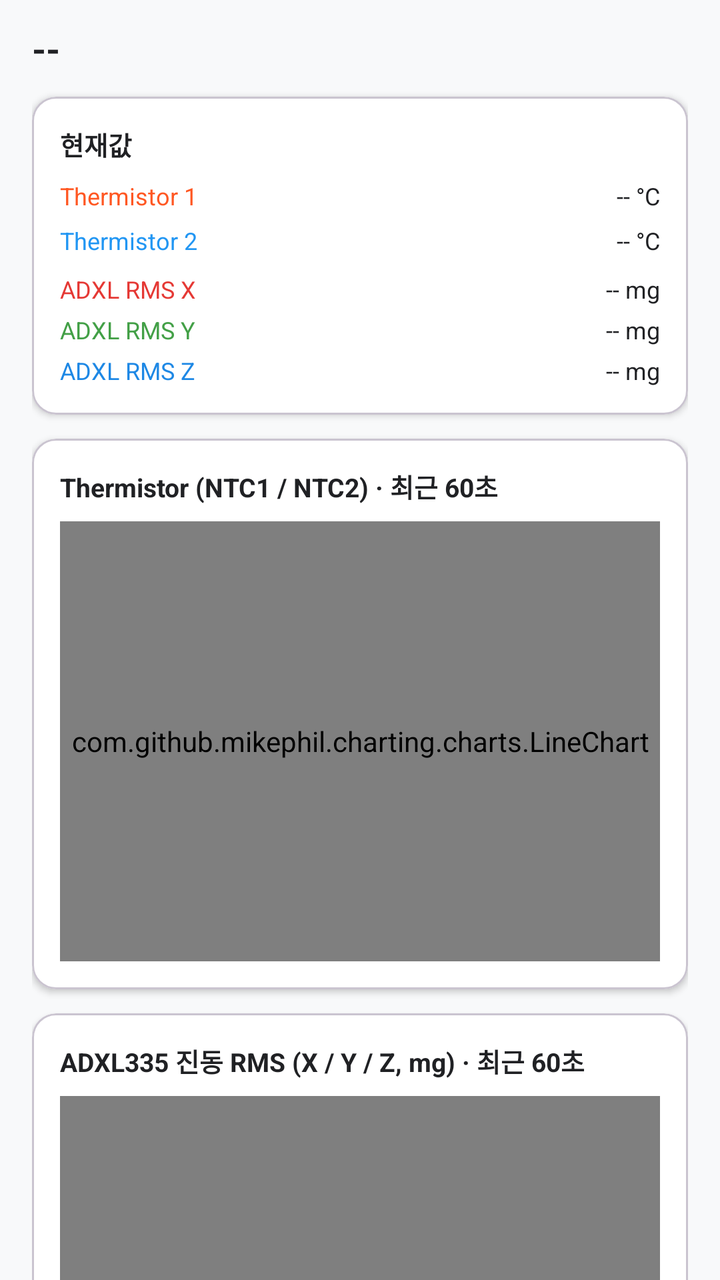
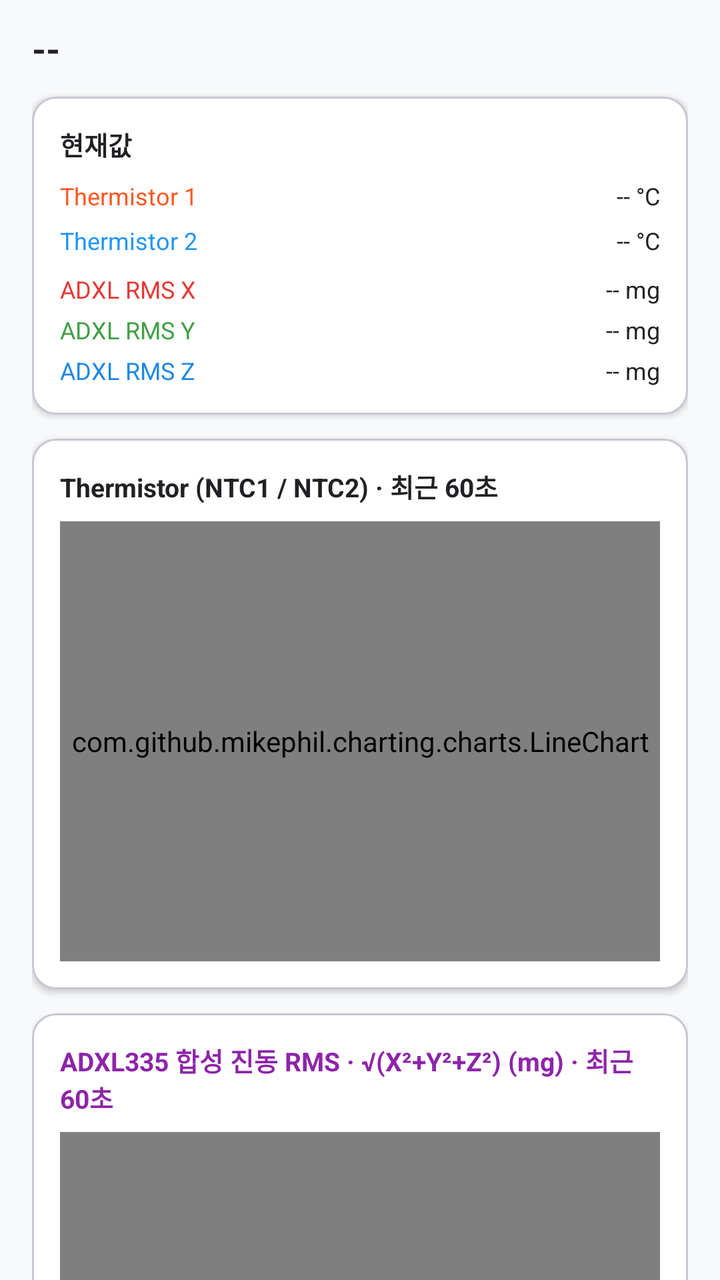

Before-and-after screenshots of an Android layout around one commit, followed by the original layout XML and the change that was made.
<!-- AndroidManifest.xml: application theme Theme.IN_GPS -->
<!-- res/layout/fragment_sensor_detail_test.xml -->
<?xml version="1.0" encoding="utf-8"?>
<androidx.core.widget.NestedScrollView
    xmlns:android="http://schemas.android.com/apk/res/android"
    xmlns:app="http://schemas.android.com/apk/res-auto"
    android:layout_width="match_parent"
    android:layout_height="match_parent"
    android:background="@color/color_surface"
    android:clipToPadding="false"
    android:paddingBottom="16dp">

    <LinearLayout
        android:layout_width="match_parent"
        android:layout_height="wrap_content"
        android:orientation="vertical"
        android:paddingHorizontal="16dp"
        android:paddingTop="12dp">

        
        <LinearLayout
            android:layout_width="match_parent"
            android:layout_height="wrap_content"
            android:orientation="horizontal"
            android:gravity="center_vertical"
            android:layout_marginBottom="12dp">

            <TextView
                android:id="@+id/tv_device_id"
                android:layout_width="0dp"
                android:layout_height="wrap_content"
                android:layout_weight="1"
                android:text="--"
                android:textColor="@color/color_text_primary"
                android:textSize="18sp"
                android:textStyle="bold" />

            <TextView
                android:id="@+id/tv_last_update"
                android:layout_width="wrap_content"
                android:layout_height="wrap_content"
                android:text=""
                android:textColor="@color/color_text_secondary"
                android:textSize="11sp" />
        </LinearLayout>

        
        <com.google.android.material.card.MaterialCardView
            android:layout_width="match_parent"
            android:layout_height="wrap_content"
            android:layout_marginBottom="12dp"
            app:cardCornerRadius="12dp"
            app:cardBackgroundColor="@color/color_card_bg"
            app:cardElevation="2dp">

            <LinearLayout
                android:layout_width="match_parent"
                android:layout_height="wrap_content"
                android:orientation="vertical"
                android:padding="14dp">

                <TextView
                    android:layout_width="match_parent"
                    android:layout_height="wrap_content"
                    android:text="현재값"
                    android:textColor="@color/color_text_primary"
                    android:textStyle="bold"
                    android:textSize="13sp"
                    android:layout_marginBottom="8dp" />

                
                <LinearLayout
                    android:layout_width="match_parent"
                    android:layout_height="wrap_content"
                    android:orientation="horizontal"
                    android:layout_marginBottom="6dp">

                    <TextView
                        android:layout_width="0dp"
                        android:layout_height="wrap_content"
                        android:layout_weight="1"
                        android:text="Thermistor 1"
                        android:textColor="#FF5722"
                        android:textSize="12sp" />

                    <TextView
                        android:id="@+id/tv_now_temp1"
                        android:layout_width="wrap_content"
                        android:layout_height="wrap_content"
                        android:text="-- °C"
                        android:textColor="@color/color_text_primary"
                        android:textSize="12sp" />
                </LinearLayout>

                <LinearLayout
                    android:layout_width="match_parent"
                    android:layout_height="wrap_content"
                    android:orientation="horizontal"
                    android:layout_marginBottom="8dp">

                    <TextView
                        android:layout_width="0dp"
                        android:layout_height="wrap_content"
                        android:layout_weight="1"
                        android:text="Thermistor 2"
                        android:textColor="#2196F3"
                        android:textSize="12sp" />

                    <TextView
                        android:id="@+id/tv_now_temp2"
                        android:layout_width="wrap_content"
                        android:layout_height="wrap_content"
                        android:text="-- °C"
                        android:textColor="@color/color_text_primary"
                        android:textSize="12sp" />
                </LinearLayout>

                
                <LinearLayout
                    android:layout_width="match_parent"
                    android:layout_height="wrap_content"
                    android:orientation="horizontal"
                    android:layout_marginBottom="4dp">

                    <TextView
                        android:layout_width="0dp"
                        android:layout_height="wrap_content"
                        android:layout_weight="1"
                        android:text="ADXL RMS X"
                        android:textColor="#E53935"
                        android:textSize="12sp" />

                    <TextView
                        android:id="@+id/tv_now_rms_x"
                        android:layout_width="wrap_content"
                        android:layout_height="wrap_content"
                        android:text="-- mg"
                        android:textColor="@color/color_text_primary"
                        android:textSize="12sp" />
                </LinearLayout>

                <LinearLayout
                    android:layout_width="match_parent"
                    android:layout_height="wrap_content"
                    android:orientation="horizontal"
                    android:layout_marginBottom="4dp">

                    <TextView
                        android:layout_width="0dp"
                        android:layout_height="wrap_content"
                        android:layout_weight="1"
                        android:text="ADXL RMS Y"
                        android:textColor="#43A047"
                        android:textSize="12sp" />

                    <TextView
                        android:id="@+id/tv_now_rms_y"
                        android:layout_width="wrap_content"
                        android:layout_height="wrap_content"
                        android:text="-- mg"
                        android:textColor="@color/color_text_primary"
                        android:textSize="12sp" />
                </LinearLayout>

                <LinearLayout
                    android:layout_width="match_parent"
                    android:layout_height="wrap_content"
                    android:orientation="horizontal">

                    <TextView
                        android:layout_width="0dp"
                        android:layout_height="wrap_content"
                        android:layout_weight="1"
                        android:text="ADXL RMS Z"
                        android:textColor="#1E88E5"
                        android:textSize="12sp" />

                    <TextView
                        android:id="@+id/tv_now_rms_z"
                        android:layout_width="wrap_content"
                        android:layout_height="wrap_content"
                        android:text="-- mg"
                        android:textColor="@color/color_text_primary"
                        android:textSize="12sp" />
                </LinearLayout>
            </LinearLayout>
        </com.google.android.material.card.MaterialCardView>

        
        <com.google.android.material.card.MaterialCardView
            android:layout_width="match_parent"
            android:layout_height="wrap_content"
            android:layout_marginBottom="12dp"
            app:cardCornerRadius="12dp"
            app:cardBackgroundColor="@color/color_card_bg"
            app:cardElevation="2dp">

            <LinearLayout
                android:layout_width="match_parent"
                android:layout_height="wrap_content"
                android:orientation="vertical"
                android:padding="14dp">

                <TextView
                    android:layout_width="match_parent"
                    android:layout_height="wrap_content"
                    android:text="Thermistor (NTC1 / NTC2) · 최근 60초"
                    android:textColor="@color/color_text_primary"
                    android:textStyle="bold"
                    android:textSize="13sp"
                    android:layout_marginBottom="8dp" />

                <com.github.mikephil.charting.charts.LineChart
                    android:id="@+id/chart_temperature"
                    android:layout_width="match_parent"
                    android:layout_height="220dp" />
            </LinearLayout>
        </com.google.android.material.card.MaterialCardView>

        
        <com.google.android.material.card.MaterialCardView
            android:layout_width="match_parent"
            android:layout_height="wrap_content"
            app:cardCornerRadius="12dp"
            app:cardBackgroundColor="@color/color_card_bg"
            app:cardElevation="2dp">

            <LinearLayout
                android:layout_width="match_parent"
                android:layout_height="wrap_content"
                android:orientation="vertical"
                android:padding="14dp">

                <TextView
                    android:layout_width="match_parent"
                    android:layout_height="wrap_content"
                    android:text="ADXL335 진동 RMS (X / Y / Z, mg) · 최근 60초"
                    android:textColor="@color/color_text_primary"
                    android:textStyle="bold"
                    android:textSize="13sp"
                    android:layout_marginBottom="8dp" />

                <com.github.mikephil.charting.charts.LineChart
                    android:id="@+id/chart_vibration"
                    android:layout_width="match_parent"
                    android:layout_height="220dp" />
            </LinearLayout>
        </com.google.android.material.card.MaterialCardView>

    </LinearLayout>
</androidx.core.widget.NestedScrollView>
<!-- resources referenced by this layout -->
<resources>
  <color name="color_card_bg">#FFFFFF</color>
  <color name="color_surface">#F8F9FA</color>
  <color name="color_text_primary">#202124</color>
  <color name="color_text_secondary">#5F6368</color>
  <style name="Theme.IN_GPS" parent="Base.Theme.IN_GPS" />
  <style name="Base.Theme.IN_GPS" parent="Theme.Material3.Light.NoActionBar">
          <item name="colorPrimary">@color/color_primary</item>
          <item name="colorSurface">@color/color_surface</item>
          <item name="colorOnPrimary">@color/white</item>
          <item name="colorOnSurface">@color/color_text_primary</item>
          <item name="android:windowBackground">@color/color_surface</item>
      </style>
  <color name="color_primary">#1A73E8</color>
  <color name="white">#FFFFFFFF</color>
</resources>

<!-- the commit's change to res/layout/fragment_sensor_detail_test.xml (unified diff, before → after) -->
@@ -219,29 +219,122 @@
         <com.google.android.material.card.MaterialCardView
             android:layout_width="match_parent"
             android:layout_height="wrap_content"
-            app:cardCornerRadius="12dp"
-            app:cardBackgroundColor="@color/color_card_bg"
-            app:cardElevation="2dp">
-
-            <LinearLayout
-                android:layout_width="match_parent"
-                android:layout_height="wrap_content"
-                android:orientation="vertical"
-                android:padding="14dp">
-
-                <TextView
-                    android:layout_width="match_parent"
-                    android:layout_height="wrap_content"
-                    android:text="ADXL335 진동 RMS (X / Y / Z, mg) · 최근 60초"
-                    android:textColor="@color/color_text_primary"
-                    android:textStyle="bold"
-                    android:textSize="13sp"
-                    android:layout_marginBottom="8dp" />
-
-                <com.github.mikephil.charting.charts.LineChart
-                    android:id="@+id/chart_vibration"
-                    android:layout_width="match_parent"
-                    android:layout_height="220dp" />
+            android:layout_marginBottom="12dp"
+            app:cardCornerRadius="12dp"
+            app:cardBackgroundColor="@color/color_card_bg"
+            app:cardElevation="2dp">
+
+            <LinearLayout
+                android:layout_width="match_parent"
+                android:layout_height="wrap_content"
+                android:orientation="vertical"
+                android:padding="14dp">
+
+                <TextView
+                    android:layout_width="match_parent"
+                    android:layout_height="wrap_content"
+                    android:text="ADXL335 합성 진동 RMS · √(X²+Y²+Z²) (mg) · 최근 60초"
+                    android:textColor="#8E24AA"
+                    android:textStyle="bold"
+                    android:textSize="13sp"
+                    android:layout_marginBottom="8dp" />
+
+                <com.github.mikephil.charting.charts.LineChart
+                    android:id="@+id/chart_vibration_total"
+                    android:layout_width="match_parent"
+                    android:layout_height="200dp" />
+            </LinearLayout>
+        </com.google.android.material.card.MaterialCardView>
+
+        
+        <com.google.android.material.card.MaterialCardView
+            android:layout_width="match_parent"
+            android:layout_height="wrap_content"
+            android:layout_marginBottom="12dp"
+            app:cardCornerRadius="12dp"
+            app:cardBackgroundColor="@color/color_card_bg"
+            app:cardElevation="2dp">
+
+            <LinearLayout
+                android:layout_width="match_parent"
+                android:layout_height="wrap_content"
+                android:orientation="vertical"
+                android:padding="14dp">
+
+                <TextView
+                    android:layout_width="match_parent"
+                    android:layout_height="wrap_content"
+                    android:text="ADXL335 진동 RMS · X축 (mg) · 최근 60초"
+                    android:textColor="#E53935"
+                    android:textStyle="bold"
+                    android:textSize="13sp"
+                    android:layout_marginBottom="8dp" />
+
+                <com.github.mikephil.charting.charts.LineChart
+                    android:id="@+id/chart_vibration_x"
+                    android:layout_width="match_parent"
+                    android:layout_height="200dp" />
+            </LinearLayout>
+        </com.google.android.material.card.MaterialCardView>
+
+        
+        <com.google.android.material.card.MaterialCardView
+            android:layout_width="match_parent"
+            android:layout_height="wrap_content"
+            android:layout_marginBottom="12dp"
+            app:cardCornerRadius="12dp"
+            app:cardBackgroundColor="@color/color_card_bg"
+            app:cardElevation="2dp">
+
+            <LinearLayout
+                android:layout_width="match_parent"
+                android:layout_height="wrap_content"
+                android:orientation="vertical"
+                android:padding="14dp">
+
+                <TextView
+                    android:layout_width="match_parent"
+                    android:layout_height="wrap_content"
+                    android:text="ADXL335 진동 RMS · Y축 (mg) · 최근 60초"
+                    android:textColor="#43A047"
+                    android:textStyle="bold"
+                    android:textSize="13sp"
+                    android:layout_marginBottom="8dp" />
+
+                <com.github.mikephil.charting.charts.LineChart
+                    android:id="@+id/chart_vibration_y"
+                    android:layout_width="match_parent"
+                    android:layout_height="200dp" />
+            </LinearLayout>
+        </com.google.android.material.card.MaterialCardView>
+
+        
+        <com.google.android.material.card.MaterialCardView
+            android:layout_width="match_parent"
+            android:layout_height="wrap_content"
+            app:cardCornerRadius="12dp"
+            app:cardBackgroundColor="@color/color_card_bg"
+            app:cardElevation="2dp">
+
+            <LinearLayout
+                android:layout_width="match_parent"
+                android:layout_height="wrap_content"
+                android:orientation="vertical"
+                android:padding="14dp">
+
+                <TextView
+                    android:layout_width="match_parent"
+                    android:layout_height="wrap_content"
+                    android:text="ADXL335 진동 RMS · Z축 (mg) · 최근 60초"
+                    android:textColor="#1E88E5"
+                    android:textStyle="bold"
+                    android:textSize="13sp"
+                    android:layout_marginBottom="8dp" />
+
+                <com.github.mikephil.charting.charts.LineChart
+                    android:id="@+id/chart_vibration_z"
+                    android:layout_width="match_parent"
+                    android:layout_height="200dp" />
             </LinearLayout>
         </com.google.android.material.card.MaterialCardView>
 
